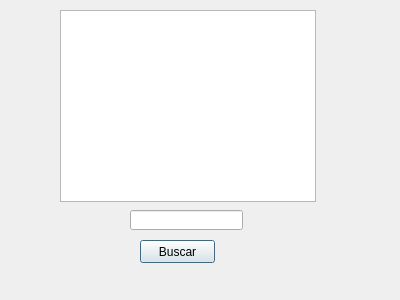
Old version of the form agendaCompromisso/telinhabuscar.ui in the repository SejaQoxumQuiser/AgendaCompromissos.
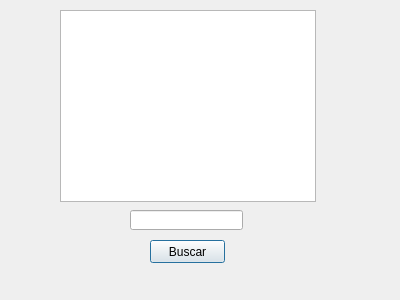
New version of the form.

Patch:
```diff
--- a/agendaCompromisso/telinhabuscar.ui
+++ b/agendaCompromisso/telinhabuscar.ui
@@ -16,7 +16,7 @@
   <widget class="QPushButton" name="pushButton">
    <property name="geometry">
     <rect>
-     <x>140</x>
+     <x>150</x>
      <y>240</y>
      <width>75</width>
      <height>23</height>
```
